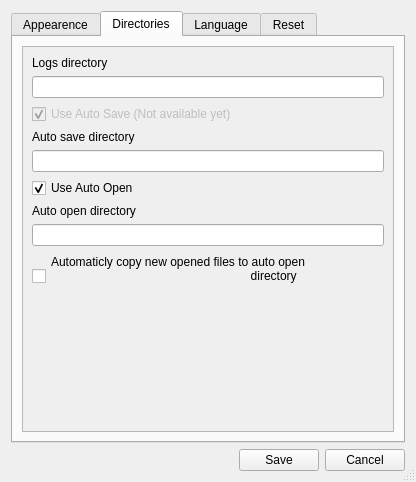
This is StudyGuide/ui/PreferenceWindow.ui in JesseRobot01/PlanGuidePlanner as Qt 5 draws it before an edit. The edited form follows.
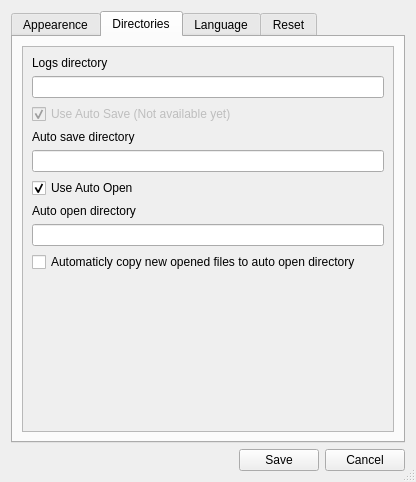
This is the edited form. The open tabs and pages were chosen to show the change.

What changed in the file:
```diff
--- a/StudyGuide/ui/PreferenceWindow.ui
+++ b/StudyGuide/ui/PreferenceWindow.ui
@@ -198,9 +198,7 @@
                                             <item>
                                                 <widget class="QCheckBox" name="copyNewFilesCheckBox">
                                                     <property name="text">
-                                                        <string>Automaticly copy new opened files to auto open
-                                                            directory
-                                                        </string>
+                                                        <string>Automaticly copy new opened files to auto open directory</string>
                                                     </property>
                                                 </widget>
                                             </item>
```
Left out of the diff: 4 changed lines with no effect on the pictures.
